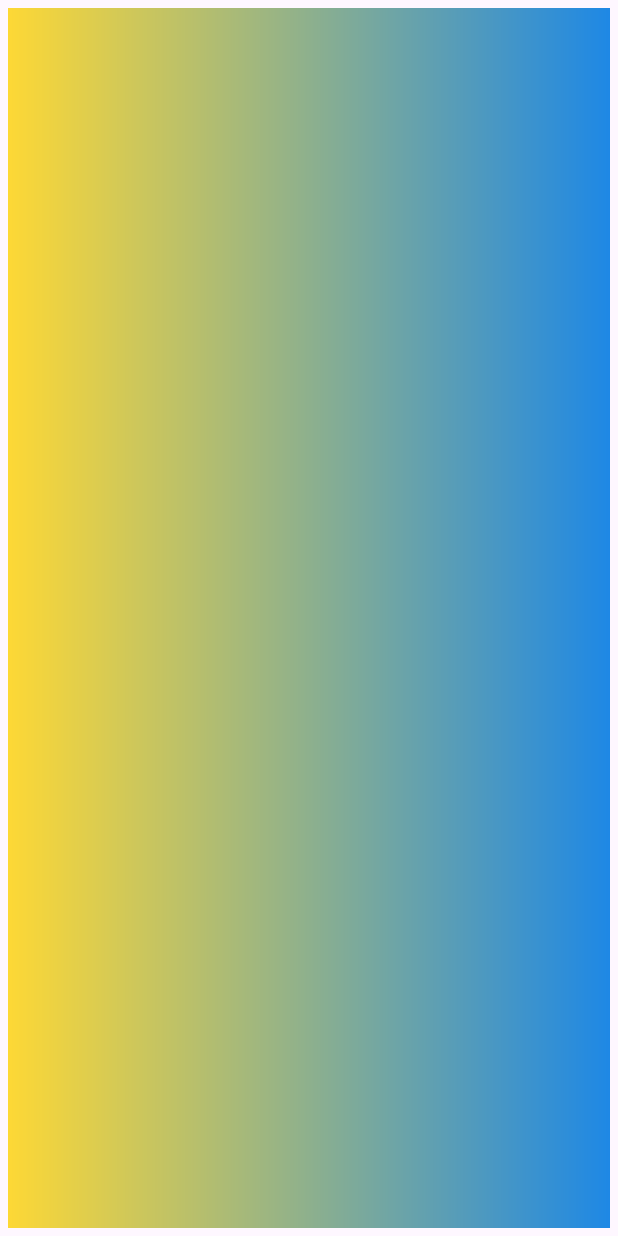
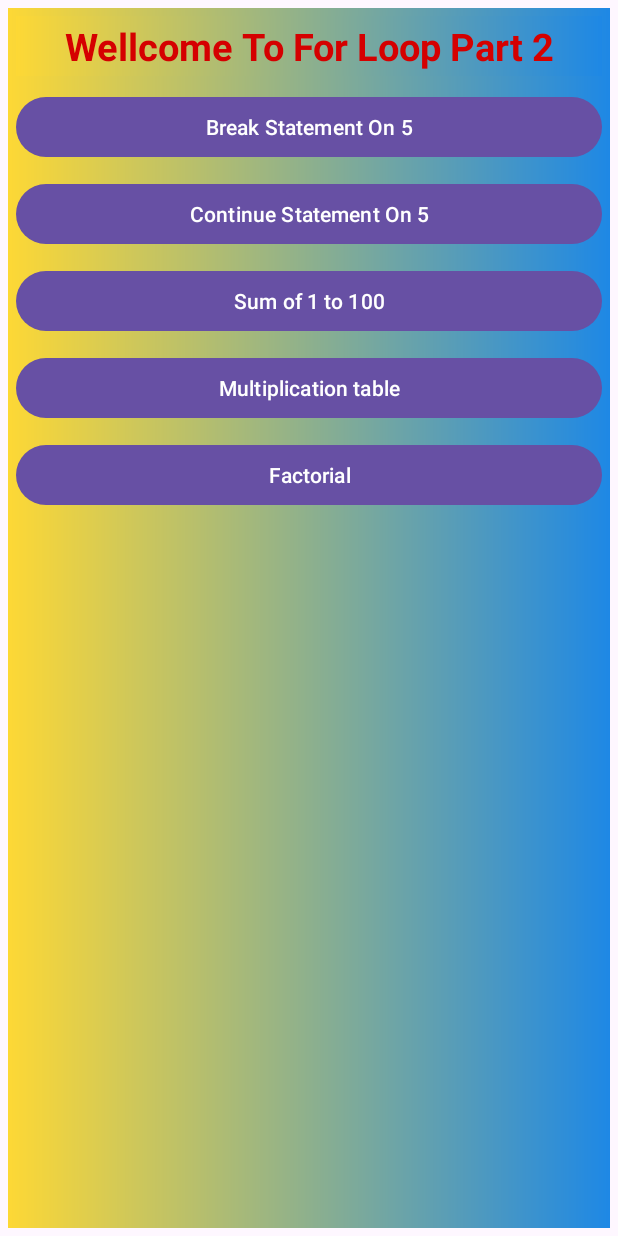
Before and after one commit to anirbanprince/All_Practice, an Android app: the Activity_For_Loop_2 screen opened directly, with no data from a screen before it, on a phone screen of 412 x 824 dp. Run offline under Robolectric (Android 15) with nearby library versions, the phone set to English and light mode, and no system bars.

Commit message:
Factorial

```diff
--- a/app/src/main/java/com/proseobd/all/Activity_For_Loop_2.java
+++ b/app/src/main/java/com/proseobd/all/Activity_For_Loop_2.java
@@ -1,6 +1,11 @@
 package com.proseobd.all;
 
 import android.os.Bundle;
+import android.view.View;
+import android.view.animation.Animation;
+import android.view.animation.AnimationUtils;
+import android.widget.Button;
+import android.widget.TextView;
 
 import androidx.activity.EdgeToEdge;
 import androidx.appcompat.app.AppCompatActivity;
@@ -9,16 +14,105 @@ import androidx.core.view.ViewCompat;
 import androidx.core.view.WindowInsetsCompat;
 
 public class Activity_For_Loop_2 extends AppCompatActivity {
+    Animation title_anim;
+    TextView title_Name, tvd;
+    Button btnbs5, btnConT, btnSub1to100, btnMT, btnFact;
+    double fac =1;
 
     @Override
     protected void onCreate(Bundle savedInstanceState) {
         super.onCreate(savedInstanceState);
-        EdgeToEdge.enable(this);
         setContentView(R.layout.activity_for_loop2);
-        ViewCompat.setOnApplyWindowInsetsListener(findViewById(R.id.main), (v, insets) -> {
-            Insets systemBars = insets.getInsets(WindowInsetsCompat.Type.systemBars());
-            v.setPadding(systemBars.left, systemBars.top, systemBars.right, systemBars.bottom);
-            return insets;
+
+        title_anim = AnimationUtils.loadAnimation(Activity_For_Loop_2.this, R.anim.title_anim);
+        title_Name = findViewById(R.id.title_Name);
+        tvd = findViewById(R.id.tvd);
+        btnbs5 = findViewById(R.id.btnbs5);
+        btnConT = findViewById(R.id.btnConT);
+        btnSub1to100 = findViewById(R.id.btnSub1to100);
+        btnMT = findViewById(R.id.btnMT);
+        btnFact = findViewById(R.id.btnFact);
+
+
+
+        title_Name.startAnimation(title_anim);
+
+
+
+        btnbs5.setOnClickListener(new View.OnClickListener() {
+            @Override
+            public void onClick(View v) {
+                tvd.setText("");
+                for (int x=1; x<=100; x++){
+                    btnbs5.append(" "+x);
+                    tvd.append(" "+x);
+                    if (x==5) break;
+                }
+            }
         });
+
+
+
+        btnConT.setOnClickListener(new View.OnClickListener() {
+            @Override
+            public void onClick(View v) {
+                tvd.setText("");
+                for (int x=1; x<=100; x++){
+                    if (x==5) continue;
+                    btnConT.append(" "+x);
+                    tvd.append(" "+x);
+                }
+
+            }
+        });
+
+
+
+        btnSub1to100.setOnClickListener(new View.OnClickListener() {
+            @Override
+            public void onClick(View v) {
+                tvd.setText("");
+                int sum =0;
+                for (int x=1; x<=100; x++){
+                    sum = sum+x;
+                    tvd.setText("1+2+3+4+5......+100 = "+sum);
+                }
+            }
+        });
+
+
+
+
+        btnMT.setOnClickListener(new View.OnClickListener() {
+            @Override
+            public void onClick(View v) {
+                tvd.setText("");
+                for (int x=1; x<=10; x++){
+                    int mul = 5*x;
+                    tvd.append("5 * "+x+"= "+mul+"\n");
+                }
+            }
+        });
+
+
+
+        btnFact.setOnClickListener(new View.OnClickListener() {
+            @Override
+            public void onClick(View v) {
+                tvd.setText("");
+                for (int x=1; x<=5; x++){
+                    fac = fac*x;
+                }
+                tvd.setText("Fac of 5 is : "+fac);
+            }
+        });
+
+
+
+
+
+
+
+
     }
 }
--- a/app/src/main/res/layout/activity_for_loop2.xml
+++ b/app/src/main/res/layout/activity_for_loop2.xml
@@ -11,6 +11,86 @@
     android:padding="5dp"
     android:background="@drawable/main_bc_style"
     >
+
+
+    <TextView
+        android:id="@+id/title_Name"
+        android:layout_width="match_parent"
+        android:layout_height="40dp"
+        android:text="Wellcome To For Loop Part 2"
+        android:textSize="25sp"
+        android:textStyle="bold"
+        android:gravity="center"
+        android:textColor="#D50000"
+        android:background="@drawable/main_bc_style"
+        />
+
+    <Button
+        android:id="@+id/btnbs5"
+        android:layout_marginTop="10dp"
+        android:layout_width="match_parent"
+        android:layout_height="wrap_content"
+        android:text="Break Statement On 5"
+        />
+
+
+    <Button
+        android:id="@+id/btnConT"
+        android:layout_marginTop="10dp"
+        android:layout_width="match_parent"
+        android:layout_height="wrap_content"
+        android:text="Continue Statement On 5"
+        />
+
+
+
+
+    <Button
+        android:id="@+id/btnSub1to100"
+        android:layout_marginTop="10dp"
+        android:layout_width="match_parent"
+        android:layout_height="wrap_content"
+        android:text="Sum of 1 to 100"
+        />
+
+
+
+
+    <Button
+        android:id="@+id/btnMT"
+        android:layout_marginTop="10dp"
+        android:layout_width="match_parent"
+        android:layout_height="wrap_content"
+        android:text="Multiplication table"
+        />
+
+
+
+
+    <Button
+        android:id="@+id/btnFact"
+        android:layout_marginTop="10dp"
+        android:layout_width="match_parent"
+        android:layout_height="wrap_content"
+        android:text="Factorial"
+        />
+
+
+
+    <TextView
+        android:id="@+id/tvd"
+        android:layout_marginTop="30dp"
+        android:layout_width="match_parent"
+        android:layout_height="wrap_content"
+        android:textColor="@color/black"
+        android:textSize="20sp"
+        />
+
+
+
+
+
+
 
 
 
```
